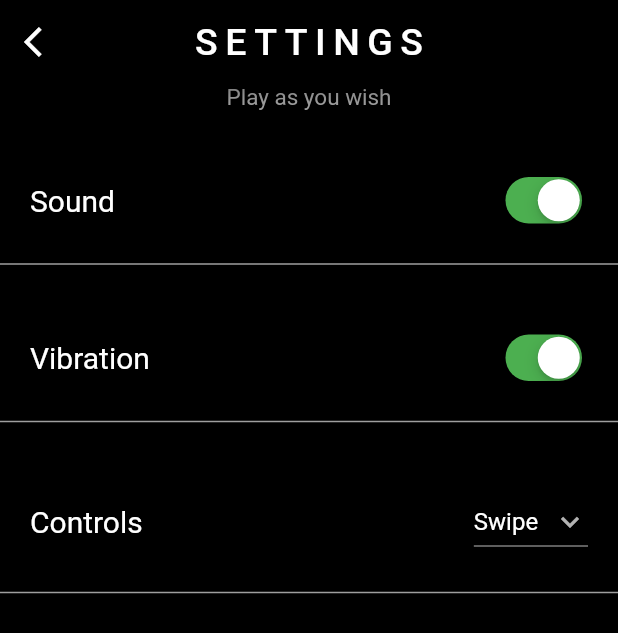
After one commit to Henighandri/Snake-Game, a Flutter app: the screen it shows after launch, after a tap on the "settings" icon, on a phone screen of 412 x 824 dp. The commit adds this screen. Shown: the top 633 px of the screen. Run offline on Flutter 3.47's test engine with Material 2 defaults, Android fonts, the phone set to English and light mode, and no system bars; our stand-ins replace audioplayers, get, google_mobile_ads, shared_preferences; network calls fail.

Commit message:
settings screen

```diff
--- /dev/null
+++ b/lib/controller/settings_controller.dart
@@ -0,0 +1,37 @@
+import 'package:get/get.dart';
+import 'package:shared_preferences/shared_preferences.dart';
+
+class SettingsController extends GetxController{
+
+  bool? sound, vibration;
+  String? controls;
+
+  getSettings() async {
+    final pref = await SharedPreferences.getInstance();
+    sound = pref.getBool("sound") ?? true;
+    vibration = pref.getBool("vibration") ?? true;
+    controls = pref.getString("controls") ?? "Swipe";
+    update();
+  }
+
+  onChangedSound(bool newValue) async {
+    sound = newValue;
+    final pref = await SharedPreferences.getInstance();
+    pref.setBool("sound", newValue);
+    update();
+  }
+
+  onChangedVibration(bool newValue) async {
+    vibration = newValue;
+    final pref = await SharedPreferences.getInstance();
+    pref.setBool("vibration", newValue);
+    update();
+  }
+
+  onChangedControls(String? newValue) async {
+    controls = newValue;
+    final pref = await SharedPreferences.getInstance();
+    pref.setString("controls", newValue!);
+    update();
+  }
+}
--- a/lib/widgets/home_page.dart
+++ b/lib/screen/home_page.dart
@@ -1,11 +1,13 @@
 import 'dart:async';
 import 'dart:math';
 
+import 'package:audioplayers/audioplayers.dart';
 import 'package:flutter/material.dart';
 import 'package:flutter/services.dart';
 import 'package:get/get.dart';
 import 'package:shared_preferences/shared_preferences.dart';
 import 'package:snake_game/ads/interstitiel_ad_model.dart';
+import 'package:snake_game/controller/settings_controller.dart';
 import 'package:snake_game/screen/level_screen.dart';
 import 'package:snake_game/widgets/blank_pixel.dart';
 import 'package:snake_game/widgets/head_pixel.dart';
@@ -15,7 +17,8 @@ import 'package:snake_game/widgets/snake_pixel.dart';
 import '../ads/banner_ad_model.dart';
 import '../ads/rewarded_ad_model.dart';
 import '../controller/level_controller.dart';
-import 'food_pixel.dart';
+import '../widgets/bottons_joypad.dart';
+import '../widgets/food_pixel.dart';
 
 class MyHomePage extends StatefulWidget {
   const MyHomePage(
@@ -42,6 +45,8 @@ enum snakeDirection { UP, DOWN, LEFT, RIGHT }
 class _MyHomePageState extends State<MyHomePage> {
   bool gameHasStarted = false;
   final LevelController _levelController = Get.find<LevelController>();
+  final SettingsController _settingsController = Get.put(SettingsController());
+
   final GlobalKey<ScaffoldState> _scaffoldKey = new GlobalKey<ScaffoldState>();
 //grid dimensions
 
@@ -60,6 +65,7 @@ class _MyHomePageState extends State<MyHomePage> {
   int scoreMax = 0;
 
   bool stopTimer = false;
+  final player = AudioCache();
 
   @override
   void initState() {
@@ -74,13 +80,16 @@ class _MyHomePageState extends State<MyHomePage> {
 
     outlineConstruction();
     randomObstacle();
+    _settingsController.getSettings();
   }
+
+  Future<void> initPlayerSound() async {}
 
 //start the game
   void startGame() {
     AdRewarded.loadAd();
     AdIntertitiel.loadAd();
-    stopTimer=false;
+    stopTimer = false;
     gameHasStarted = true;
     Timer.periodic(Duration(milliseconds: widget.milliseconds), (timer) {
       setState(() {
@@ -215,15 +224,15 @@ class _MyHomePageState extends State<MyHomePage> {
                   children: [
                     GestureDetector(
                       onTap: () {
-                        Get.to(()=>const LevelScreen());
+                        Get.to(() => const LevelScreen());
                       },
                       child: Container(
-                        padding: const EdgeInsets.symmetric(horizontal: 15,vertical: 10),
+                        padding: const EdgeInsets.symmetric(
+                            horizontal: 15, vertical: 10),
                         decoration: BoxDecoration(
                           borderRadius: BorderRadius.circular(10),
                           color: Colors.red,
                         ),
-
                         child: const Icon(Icons.home),
                       ),
                     ),
@@ -232,10 +241,10 @@ class _MyHomePageState extends State<MyHomePage> {
                         restartGame();
                         //gameHasStarted=false;
                         Navigator.pop(context);
-
                       },
                       child: Container(
-                        padding: const EdgeInsets.symmetric(horizontal: 15,vertical: 10),
+                        padding: const EdgeInsets.symmetric(
+                            horizontal: 15, vertical: 10),
                         decoration: BoxDecoration(
                           borderRadius: BorderRadius.circular(10),
                           color: Colors.red,
@@ -249,7 +258,8 @@ class _MyHomePageState extends State<MyHomePage> {
                         startGame();
                       },
                       child: Container(
-                       padding: const EdgeInsets.symmetric(horizontal: 15,vertical: 10),
+                        padding: const EdgeInsets.symmetric(
+                            horizontal: 15, vertical: 10),
                         decoration: BoxDecoration(
                           borderRadius: BorderRadius.circular(10),
                           color: Colors.red,
@@ -257,7 +267,6 @@ class _MyHomePageState extends State<MyHomePage> {
                         child: const Icon(Icons.play_arrow),
                       ),
                     ),
-
                   ],
                 )),
           );
@@ -265,7 +274,6 @@ class _MyHomePageState extends State<MyHomePage> {
   }
 
   void restartGame() {
-
     setState(() {
       gameHasStarted = false;
       changeFoodPos();
@@ -337,10 +345,24 @@ class _MyHomePageState extends State<MyHomePage> {
     //snake is eating food
     if (snakePos.last == foodPos) {
       currentScore++;
+
+      playSound("sound.wav");
       changeFoodPos();
     } else {
       //remove the tail
       snakePos.removeAt(0);
+    }
+  }
+
+  void playSound(String soundAsset) {
+    if (_settingsController.sound!) {
+      player.play(soundAsset);
+    }
+  }
+
+  void vibration() {
+    if (_settingsController.vibration!) {
+      HapticFeedback.heavyImpact();
     }
   }
 
@@ -385,6 +407,7 @@ class _MyHomePageState extends State<MyHomePage> {
     List<int> bodySnake = snakePos.sublist(0, snakePos.length - 1);
     if (bodySnake.contains(snakePos.last) ||
         obstaclePixel.contains(snakePos.last)) {
+      playSound("game_over.wav");
       return true;
     }
     return false;
@@ -430,6 +453,7 @@ class _MyHomePageState extends State<MyHomePage> {
             focusNode: FocusNode(),
             autofocus: true,
             onKey: (event) {
+              vibration();
               if (event.character.toString() == 'z' &&
                   currentDirection != snakeDirection.DOWN) {
                 currentDirection = snakeDirection.UP;
@@ -468,9 +492,13 @@ class _MyHomePageState extends State<MyHomePage> {
                         ],
                       ),
                       MaterialButton(
+
                         onPressed: () {
                           stopTimer = true;
+                          if(!gameOver()){
                               showPauseDialog();
+                          }
+
                         },
                         child: const Icon(Icons.pause),
                       ),
@@ -494,9 +522,11 @@ class _MyHomePageState extends State<MyHomePage> {
                       )),
                       child: GestureDetector(
                         onVerticalDragUpdate: (details) {
+                          if (_settingsController.controls == 'Swipe') {
                             if (!gameHasStarted) {
                               startGame();
                             }
+                            vibration();
                             if (details.delta.dy > 0 &&
                                 currentDirection != snakeDirection.UP) {
                               currentDirection = snakeDirection.DOWN;
@@ -504,12 +534,14 @@ class _MyHomePageState extends State<MyHomePage> {
                                 currentDirection != snakeDirection.DOWN) {
                               currentDirection = snakeDirection.UP;
                             }
-
+                          }
                         },
                         onHorizontalDragUpdate: (details) {
+                          if (_settingsController.controls == 'Swipe') {
                             if (!gameHasStarted) {
                               startGame();
                             }
+                            vibration();
                             if (details.delta.dx > 0 &&
                                 currentDirection != snakeDirection.LEFT) {
                               currentDirection = snakeDirection.RIGHT;
@@ -517,7 +549,7 @@ class _MyHomePageState extends State<MyHomePage> {
                                 currentDirection != snakeDirection.RIGHT) {
                               currentDirection = snakeDirection.LEFT;
                             }
-
+                          }
                         },
                         child: Column(
                           children: [
@@ -542,13 +574,58 @@ class _MyHomePageState extends State<MyHomePage> {
                                     }
                                   }),
                             ),
-
-                            Image.asset(
+                            _settingsController.controls == 'Swipe'
+                                ? Image.asset(
                                     "assets/icons/drag.png",
                                     height: 100,
                                     width: 100,
                                   )
+                                : ButtonsJoyPad(
+                                    onTapDown: () {
+                                      vibration();
+                                      if (!gameHasStarted) {
+                                        startGame();
+                                      }
+                                      if (currentDirection !=
+                                          snakeDirection.UP) {
+                                        currentDirection = snakeDirection.DOWN;
+                                      }
 
+                                    },
+                                    onTapUp: () {
+                                      if (!gameHasStarted) {
+                                        startGame();
+                                      }
+                                      vibration();
+                                      if (currentDirection !=
+                                          snakeDirection.DOWN) {
+                                        currentDirection = snakeDirection.UP;
+                                      }
+
+                                    },
+                                    onTapRight: () {
+                                      if (!gameHasStarted) {
+                                        startGame();
+                                      }
+                                      vibration();
+                                      if (currentDirection !=
+                                          snakeDirection.LEFT) {
+                                        currentDirection = snakeDirection.RIGHT;
+                                      }
+
+                                    },
+                                    onTapLeft: () {
+                                      if (!gameHasStarted) {
+                                        startGame();
+                                      }
+                                      vibration();
+                                      if (currentDirection !=
+                                          snakeDirection.RIGHT) {
+                                        currentDirection = snakeDirection.LEFT;
+                                      }
+
+                                    },
+                                  ),
                             // Icon(Icons.drag)
                           ],
                         ),
--- a/lib/screen/level_screen.dart
+++ b/lib/screen/level_screen.dart
@@ -1,11 +1,11 @@
 import 'package:flutter/material.dart';
 import 'package:get/get.dart';
-import 'package:shared_preferences/shared_preferences.dart';
 import 'package:snake_game/ads/interstitiel_ad_model.dart';
 import 'package:snake_game/models/level.dart';
+import 'package:snake_game/screen/setting_screen.dart';
 import 'package:snake_game/widgets/Stars.dart';
 
-import 'package:snake_game/widgets/home_page.dart';
+import 'package:snake_game/screen/home_page.dart';
 
 import '../ads/banner_ad_model.dart';
 import '../controller/level_controller.dart';
@@ -18,15 +18,15 @@ class LevelScreen extends StatefulWidget {
 }
 
 class _LevelScreenState extends State<LevelScreen> {
-  LevelController _levelController = Get.put(LevelController());
+  final LevelController _levelController = Get.put(LevelController());
   @override
   void initState() {
     // TODO: implement initState
     super.initState();
     AdIntertitiel.loadAd();
     init();
+  }
 
-  }
   init() async {
     await _levelController.getListLevel();
     _levelController.getTotalStars();
@@ -46,27 +46,39 @@ class _LevelScreenState extends State<LevelScreen> {
                 padding: const EdgeInsets.symmetric(horizontal: 20),
                 margin: const EdgeInsets.only(bottom: 10),
                 child: Row(
-                  children:  [
+                  children: [
+                    IconButton(
+                      icon: Icon(Icons.settings),
+                      onPressed: () {
+                        Get.to(() => SettingScreen());
+                      },
+                    ),
                     const Expanded(
-                      child:  Center(
+                      child: Center(
                         child: Text("Levels",
                             style:
                                 TextStyle(color: Colors.white, fontSize: 25)),
                       ),
                     ),
                     Row(
-                    children:  [
-                        GetBuilder<LevelController>(
-                          builder: (_) {
+                      children: [
+                        GetBuilder<LevelController>(builder: (_) {
                           return Text(
-                              _levelController.totalStars.toString(),style: TextStyle(color:Colors.white,fontSize: 20,fontWeight: FontWeight.w600),
+                            _levelController.totalStars.toString(),
+                            style: TextStyle(
+                                color: Colors.white,
+                                fontSize: 20,
+                                fontWeight: FontWeight.w600),
                           );
-                          }
+                        }),
+                        const SizedBox(
+                          width: 5,
                         ),
-                       const SizedBox(width: 5,),
-                       const Icon(Icons.star,
+                        const Icon(
+                          Icons.star,
                           size: 30,
-                        color: Color.fromRGBO(255, 179, 0, 1),)
+                          color: Color.fromRGBO(255, 179, 0, 1),
+                        )
                       ],
                     )
                   ],
@@ -92,7 +104,9 @@ class _LevelScreenState extends State<LevelScreen> {
                             : const CircularProgressIndicator()));
               }),
             ),
-            const SizedBox(height: 35,),
+            const SizedBox(
+              height: 35,
+            ),
             const AdBanner(),
           ],
         ),
@@ -110,7 +124,7 @@ class LevelItem extends StatefulWidget {
 }
 
 class _LevelItemState extends State<LevelItem> {
-  final LevelController _levelController=Get.find<LevelController>();
+  final LevelController _levelController = Get.find<LevelController>();
   int rowSize = 0;
   int totalNumberOfSquares = 0;
 
@@ -124,20 +138,23 @@ class _LevelItemState extends State<LevelItem> {
     //
   }
 
-  showCustomDialog(){
-    showDialog(context: context, builder: (context){
-           int requiredStar= (widget.level.level!-1)*2 ;
-            return  AlertDialog(
+  showCustomDialog() {
+    showDialog(
+        context: context,
+        builder: (context) {
+          int requiredStar = (widget.level.level! - 1) * 2;
+          return AlertDialog(
             actions: [
               Container(
                 width: double.infinity,
                 color: Colors.black,
-                      margin: EdgeInsets.symmetric(horizontal: 20,vertical: 10),
+                margin: EdgeInsets.symmetric(horizontal: 20, vertical: 10),
                 child: FlatButton(
-
-                  child: const Text('Ok',style: TextStyle(color: Colors.white,fontSize: 20),),
+                    child: const Text(
+                      'Ok',
+                      style: TextStyle(color: Colors.white, fontSize: 20),
+                    ),
                     onPressed: () {
-
                       Navigator.of(context).pop();
                     }),
               )
@@ -148,16 +165,25 @@ class _LevelItemState extends State<LevelItem> {
             //title: const Text("level closed",style: TextStyle(color: Colors.black,fontSize: 25),),
             content: Container(
                 height: 100,
-                padding: const EdgeInsets.symmetric(horizontal: 20,vertical: 10),
-                child:Column(
+                padding:
+                    const EdgeInsets.symmetric(horizontal: 20, vertical: 10),
+                child: Column(
                   mainAxisAlignment: MainAxisAlignment.center,
                   children: [
-                    const Icon(Icons.lock,color: Colors.black,size: 40,),
-                   const SizedBox(height: 10,),
-                    Text("You should get $requiredStar stars",
-                    style: const TextStyle(color: Colors.black,fontSize: 20),),
+                    const Icon(
+                      Icons.lock,
+                      color: Colors.black,
+                      size: 40,
+                    ),
+                    const SizedBox(
+                      height: 10,
+                    ),
+                    Text(
+                      "You should get $requiredStar stars",
+                      style: const TextStyle(color: Colors.black, fontSize: 20),
+                    ),
                   ],
-                ) ),
+                )),
           );
         });
   }
@@ -168,11 +194,11 @@ class _LevelItemState extends State<LevelItem> {
       padding: const EdgeInsets.symmetric(horizontal: 10, vertical: 4),
       child: GestureDetector(
         onTap: () {
-          if(_levelController.totalStars >=(widget.level.level!-1)*2 ){
-            if( AdIntertitiel.nbShow==2){
+          if (_levelController.totalStars >= (widget.level.level! - 1) * 2) {
+            if (AdIntertitiel.nbShow == 2) {
               AdIntertitiel.showAd();
-                AdIntertitiel.nbShow=0;
-            }else{
+              AdIntertitiel.nbShow = 0;
+            } else {
               AdIntertitiel.nbShow++;
             }
 
@@ -192,7 +218,7 @@ class _LevelItemState extends State<LevelItem> {
                         outline: widget.level.level! > 9,
                       )),
             );
-          }else{
+          } else {
             showCustomDialog();
           }
         },
--- /dev/null
+++ b/lib/screen/setting_screen.dart
@@ -0,0 +1,157 @@
+import 'package:flutter/cupertino.dart';
+import 'package:flutter/material.dart';
+import 'package:get/get.dart';
+
+import 'package:snake_game/controller/settings_controller.dart';
+
+class SettingScreen extends StatefulWidget {
+  SettingScreen({Key? key}) : super(key: key);
+
+  @override
+  State<SettingScreen> createState() => _SettingScreenState();
+}
+
+class _SettingScreenState extends State<SettingScreen> {
+  final double space = 15;
+  final SettingsController _settinsController = Get.put(SettingsController());
+
+
+  @override
+  void initState() {
+    super.initState();
+    _settinsController.getSettings();
+  }
+
+  Widget customSwitch(String text, bool? val, Function(bool) onChagedMethod) {
+    return Padding(
+      padding: const EdgeInsets.only(top: 20, right: 20, left: 20),
+      child: Row(
+        mainAxisAlignment: MainAxisAlignment.spaceBetween,
+        children: [
+          Text(
+            text,
+            style: TextStyle(fontSize: 20, color: Colors.white),
+          ),
+          if (val != null)
+            CupertinoSwitch(
+                trackColor: Colors.red,
+                thumbColor: Colors.white,
+                activeColor: Colors.green,
+                value: val,
+                onChanged: onChagedMethod)
+          else
+            const CircularProgressIndicator()
+        ],
+      ),
+    );
+  }
+
+   Widget customDropDown(String text,  String? valueChoose, Function(String?) onChagedMethod) {
+    var  listItem=["Joypad","Swipe"];
+    return Padding(
+      padding: const EdgeInsets.only(top: 20, right: 20, left: 20),
+      child: Row(
+        mainAxisAlignment: MainAxisAlignment.spaceBetween,
+        children: [
+          Text(
+            text,
+            style: const TextStyle(fontSize: 20, color: Colors.white),
+          ),
+          DropdownButton(
+
+              // Initial Value
+              value: valueChoose,
+
+              // Down Arrow Icon
+              icon: const Icon(Icons.keyboard_arrow_down),
+
+              // Array list of items
+              items: listItem.map((String items) {
+                return DropdownMenuItem(
+                  value: items,
+                  child: Text(items),
+                );
+              }).toList(),
+              // After selecting the desired option,it will
+              // change button value to selected value
+              onChanged: onChagedMethod )
+        ],
+      ),
+    );
+  }
+
+  @override
+  Widget build(BuildContext context) {
+    return SafeArea(
+        child: Scaffold(
+      backgroundColor: Colors.black,
+       appBar: AppBar(
+        backgroundColor: Colors.black,
+        centerTitle: true,
+        title:const Text(
+                "SETTINGS",
+                style: TextStyle(
+                    fontSize: 25, color: Colors.white, letterSpacing: 5),
+
+              ) ,
+            leading: IconButton(
+                  onPressed: () {
+                    Get.back();
+                  },
+                  icon: const Icon(
+                    Icons.arrow_back_ios,
+                    color: Colors.white,
+                  )),
+       ),
+
+      body: GetBuilder<SettingsController>(builder: (_) {
+        return Column(children: [
+
+
+
+          const Text(
+            "Play as you wish",
+            style: TextStyle(fontSize: 15, color: Colors.grey),
+          ),
+          const SizedBox(
+            height: 20,
+          ),
+          customSwitch("Sound", _settinsController.sound,
+              _settinsController.onChangedSound),
+          SizedBox(
+            height: space,
+          ),
+          const Divider(
+            color: Colors.grey,
+            thickness: 1,
+          ),
+          SizedBox(
+            height: space,
+          ),
+          customSwitch("Vibration", _settinsController.vibration,
+              _settinsController.onChangedVibration),
+          SizedBox(
+            height: space,
+          ),
+          const Divider(
+            color: Colors.grey,
+            thickness: 1,
+          ),
+          SizedBox(
+            height: space,
+          ),
+         // customSwitch("Controls", _settinsController.controls,
+          //    _settinsController.onChangedControls),
+          customDropDown("Controls", _settinsController.controls,  _settinsController.onChangedControls),
+          SizedBox(
+            height: space,
+          ),
+          const Divider(
+            color: Colors.grey,
+            thickness: 1,
+          )
+        ]);
+      }),
+    ));
+  }
+}
--- a/pubspec.yaml
+++ b/pubspec.yaml
@@ -37,6 +37,7 @@ dependencies:
   shared_preferences: ^2.0.15
   get: ^4.6.5
   google_mobile_ads: ^2.0.1
+  audioplayers: ^0.20.1
 
 dev_dependencies:
   flutter_test:
@@ -63,6 +64,7 @@ flutter:
   # To add assets to your application, add an assets section, like this:
   assets:
     - assets/icons/
+    - assets/
   #   - images/a_dot_ham.jpeg
 
   # An image asset can refer to one or more resolution-specific "variants", see
```
Also changed, not shown: lib/controller/level_controller.dart (+24 -27 lines), lib/widgets/bottons_joypad.dart (added, +89 -0 lines), pubspec.lock, 4 other files. Lines whose indentation alone changed are shown as unchanged.
